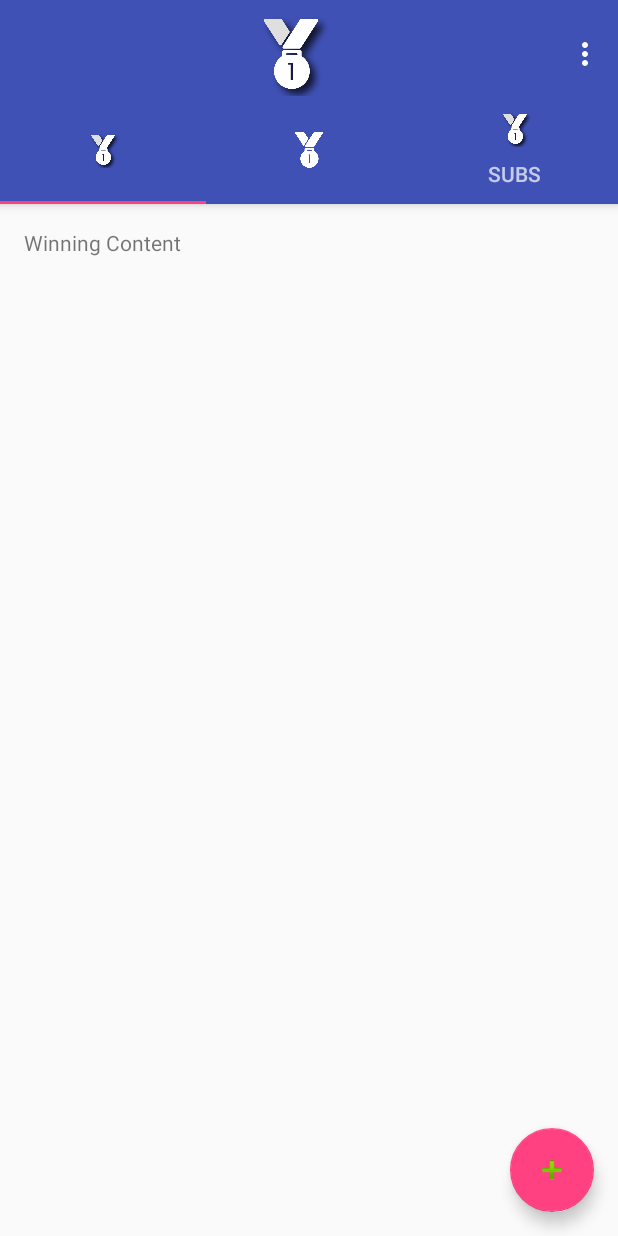
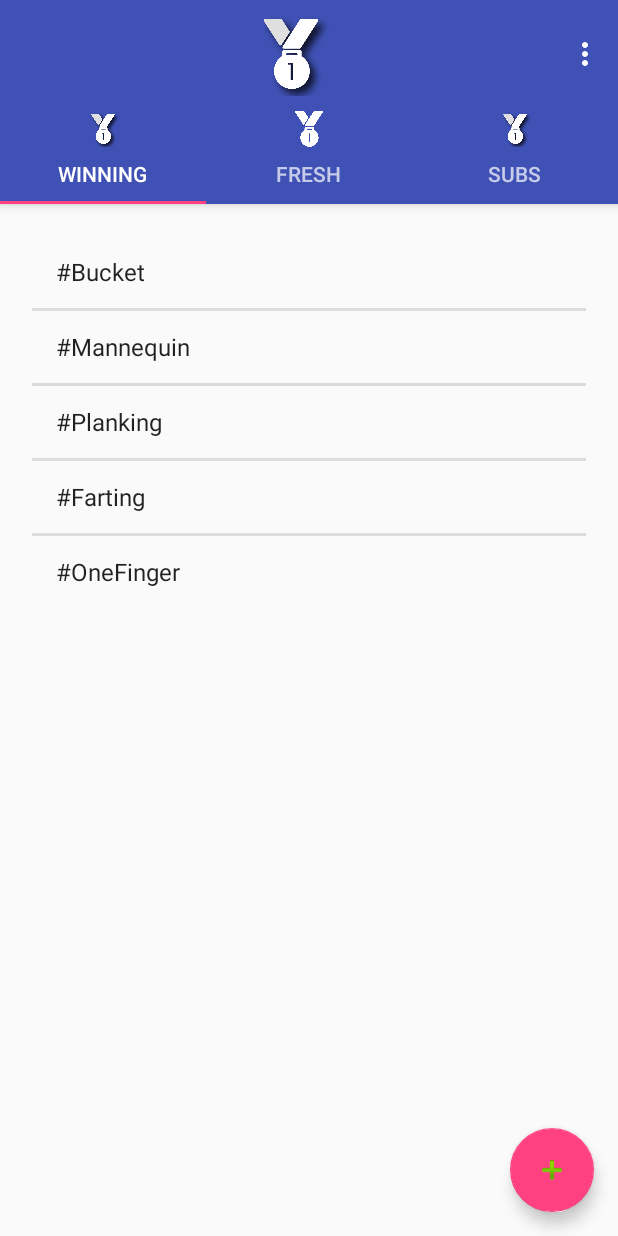
Before and after one commit to thefnox/ChallengeApp, an Android app: the screen it shows after launch (PrimaryActivity), on a phone screen of 412 x 824 dp. Run offline under Robolectric (Android 15) with nearby library versions, the phone set to English and light mode, and no system bars.

Commit message:
Working on the listView of Winning tab

```diff
--- a/app/src/main/java/team10/hkr/challengeapp/PrimaryActivity.java
+++ b/app/src/main/java/team10/hkr/challengeapp/PrimaryActivity.java
@@ -143,9 +143,9 @@ public class PrimaryActivity extends AppCompatActivity {
         public CharSequence getPageTitle(int position) {
             switch (position) {
                 case 0:
-                    return null;
+                    return "Winning";
                 case 1:
-                    return null;
+                    return "Fresh";
                 case 2:
                     return "Subs";
             }
--- a/app/src/main/java/team10/hkr/challengeapp/SignUpActivity/SignUpActivity5ProfilePhoto.java
+++ b/app/src/main/java/team10/hkr/challengeapp/SignUpActivity/SignUpActivity5ProfilePhoto.java
@@ -3,6 +3,8 @@ package team10.hkr.challengeapp.SignUpActivity;
 import android.support.v7.app.AppCompatActivity;
 import android.os.Bundle;
 import android.view.View;
+
+import team10.hkr.challengeapp.R;
 
 public class SignUpActivity5ProfilePhoto extends AppCompatActivity {
 
--- a/app/src/main/java/team10/hkr/challengeapp/Tab1Winning.java
+++ b/app/src/main/java/team10/hkr/challengeapp/Tab1Winning.java
@@ -1,11 +1,20 @@
 package team10.hkr.challengeapp;
 
+import android.support.annotation.Nullable;
 import android.support.v4.app.Fragment;
 import android.os.Bundle;
 import android.view.LayoutInflater;
 import android.view.View;
 import android.view.ViewGroup;
+import android.widget.AdapterView;
+import android.widget.ArrayAdapter;
+import android.widget.ListView;
 import android.widget.TextView;
+import android.widget.Toast;
+
+import java.lang.reflect.Array;
+import java.util.ArrayList;
+import java.util.HashMap;
 
 /**
  * Created by Charlie on 25.04.2017.
@@ -13,10 +22,59 @@ import android.widget.TextView;
 
 public class Tab1Winning extends Fragment {
 
+     private CustomListViewAdapter customListViewAdapter;
+
+
     @Override
     public View onCreateView(LayoutInflater inflater, ViewGroup container,
                              Bundle savedInstanceState) {
-        View rootView = inflater.inflate(R.layout.tab1_primary_winning, container, false);
-        return rootView;
+
+        View view = inflater.inflate(R.layout.tab1_primary_winning, container, false);
+
+        //       ArrayList<HashMap<String,String>> challengeList = new ArrayList<>();
+
+        String[] tagList = {
+                "#Bucket",
+                "#Mannequin",
+                "#Planking",
+                "#Farting",
+                "#OneFinger"
+        };
+
+//        ArrayList<HashMap<String, String>> tagList = new ArrayList<>();
+
+//        for(int i = 0; i < tags.length; i++) {
+//            HashMap<String, String> data = new HashMap<>();
+//            data.put("tag", tags[i]);
+//
+//            tagList.add(data);
+//        }
+
+        ListView listView = (ListView) view.findViewById(R.id.winning_list);
+
+        ArrayAdapter<String> listViewAdapter = new ArrayAdapter<String>(
+                getActivity(),
+                android.R.layout.simple_list_item_1,
+                tagList
+        );
+
+        listView.setAdapter(listViewAdapter);
+
+        //Setup adapter
+//        customListViewAdapter = new CustomListViewAdapter(getActivity().getApplicationContext(), tagList);
+//        listView.setAdapter(customListViewAdapter);
+//        listView.setOnItemClickListener(new AdapterView.OnItemClickListener() {
+//            @Override
+//            public void onItemClick(AdapterView<?> parent, View view, int position, long id) {
+//                int myPosition = position;
+//                String itemClickedId = listView.getItemAtPosition(myPosition).toString();
+//                Toast.makeText(getActivity().getApplicationContext(), "ID Clicked: " + itemClickedId, Toast.LENGTH_LONG).show();
+//
+//            }
+//        });
+
+        return view;
+
     }
+
 }
--- a/app/src/main/res/layout/tab1_primary_winning.xml
+++ b/app/src/main/res/layout/tab1_primary_winning.xml
@@ -1,4 +1,4 @@
-<RelativeLayout xmlns:android="http://schemas.android.com/apk/res/android"
+<FrameLayout xmlns:android="http://schemas.android.com/apk/res/android"
     xmlns:tools="http://schemas.android.com/tools"
     android:layout_width="match_parent"
     android:layout_height="match_parent"
@@ -6,12 +6,14 @@
     android:paddingLeft="@dimen/activity_horizontal_margin"
     android:paddingRight="@dimen/activity_horizontal_margin"
     android:paddingTop="@dimen/activity_vertical_margin"
-    tools:context="team10.hkr.challengeapp.PrimaryActivity$PlaceholderFragment">
+    tools:context="team10.hkr.challengeapp.PrimaryActivity">
 
-    <TextView
-        android:id="@+id/section_label"
+
+    <ListView
+        android:dividerHeight="2dp"
+        android:id="@+id/winning_list"
+        android:padding="5dp"
         android:layout_width="wrap_content"
-        android:layout_height="wrap_content"
-        android:text="Winning Content"/>
+        android:layout_height="wrap_content"/>
 
-</RelativeLayout>
+</FrameLayout>
```
Also changed, not shown: app/src/main/java/team10/hkr/challengeapp/CustomListViewAdapter.java (added, +67 -0 lines), app/src/main/res/drawable/gold_gradient_bg.xml (added, +11 -0 lines), app/src/main/res/layout/winnig_list_row.xml (added, +47 -0 lines).
